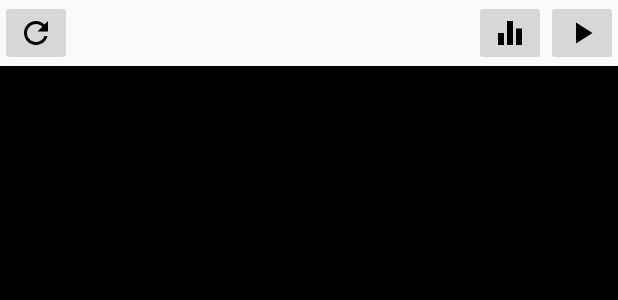
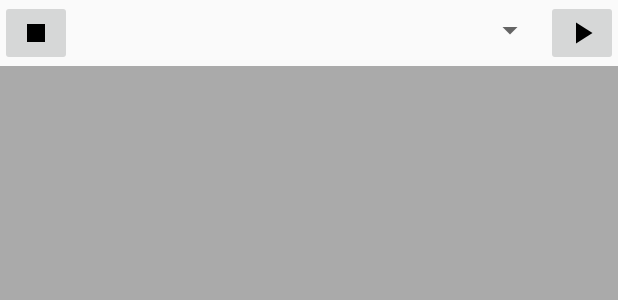
Before and after one commit to google/walt, an Android app: the layout fragment_screen_response.xml on its own in the app's theme, with its tools: preview values and no code run, on a phone screen of 412 x 824 dp. Shown: the top 300 px of the screen. Run offline under Robolectric (Android 15) with nearby library versions, the phone set to English and light mode, and no system bars; network calls fail.

Commit message:
Change Screen Response UI

```diff
--- /dev/null
+++ b/android/WALT/app/src/main/res/drawable/ic_stop_black_24dp.xml
@@ -0,0 +1,9 @@
+<vector xmlns:android="http://schemas.android.com/apk/res/android"
+        android:width="24dp"
+        android:height="24dp"
+        android:viewportWidth="24.0"
+        android:viewportHeight="24.0">
+    <path
+        android:fillColor="#FF000000"
+        android:pathData="M6,6h12v12H6z"/>
+</vector>
--- a/android/WALT/app/src/main/res/layout/fragment_screen_response.xml
+++ b/android/WALT/app/src/main/res/layout/fragment_screen_response.xml
@@ -15,12 +15,12 @@
             android:orientation="horizontal">
 
             <ImageButton
-                android:id="@+id/button_restart_screen_response"
+                android:id="@+id/button_stop_screen_response"
                 android:layout_width="wrap_content"
                 android:layout_height="wrap_content"
                 android:layout_alignParentLeft="true"
                 android:tint="@color/button_tint"
-                android:src="@drawable/ic_refresh_black_24dp" />
+                android:src="@drawable/ic_stop_black_24dp" />
 
             <ImageButton
                 android:id="@+id/button_start_screen_response"
@@ -30,13 +30,13 @@
                 android:tint="@color/button_tint"
                 android:src="@drawable/ic_play_arrow_black_24dp" />
 
-            <ImageButton
-                android:id="@+id/button_brightness_curve"
-                android:layout_width="wrap_content"
-                android:layout_height="wrap_content"
+            <Spinner
+                android:id="@+id/spinner_screen_response"
+                android:layout_height="40dp"
+                android:layout_width="fill_parent"
+                android:layout_toRightOf="@id/button_stop_screen_response"
                 android:layout_toLeftOf="@id/button_start_screen_response"
-                android:tint="@color/button_tint"
-                android:src="@drawable/ic_equalizer_black_24dp" />
+                android:prompt="@string/screen_response_mode"/>
         </RelativeLayout>
 
         <!-- The big box that flickers between black and white -->
@@ -44,7 +44,7 @@
             android:id="@+id/txt_black_box_screen"
             android:layout_width="match_parent"
             android:layout_height="match_parent"
-            android:background="#000000"
+            android:background="#aaaaaa"
             android:gravity="bottom"
             android:scrollbars="vertical"/>
 
--- a/android/WALT/app/src/main/res/values/strings.xml
+++ b/android/WALT/app/src/main/res/values/strings.xml
@@ -8,6 +8,7 @@
         supported. Please program WALT to a firmware with protocol version %2$s. To do this
         from the app, choose "Reprogram" from the "Diagnostics" menu.</string>
     <string name="audio_mode">Audio Testing Mode</string>
+    <string name="screen_response_mode">Screen Testing Mode</string>
     <string name="about_description">WALT is designed to measure the latency of physical sensors
         and outputs on phones and computers. It can currently perform the following measurements:
         tap latency, drag latency (scroll), screen draw latency, audio output/microphone
@@ -25,5 +26,9 @@
         <item>Continuous Latency</item>
         <item>Cold Latency</item>
     </string-array>
+    <string-array name="screen_response_mode_array">
+        <item>Blink Latency</item>
+        <item>Brightness Curve</item>
+    </string-array>
 
 </resources>
```
Also changed, not shown: android/WALT/app/src/main/java/org/chromium/latency/walt/ScreenResponseFragment.java (+78 -43 lines), android/WALT/app/src/main/res/layout/fragment_audio.xml (+9 -6 lines).
